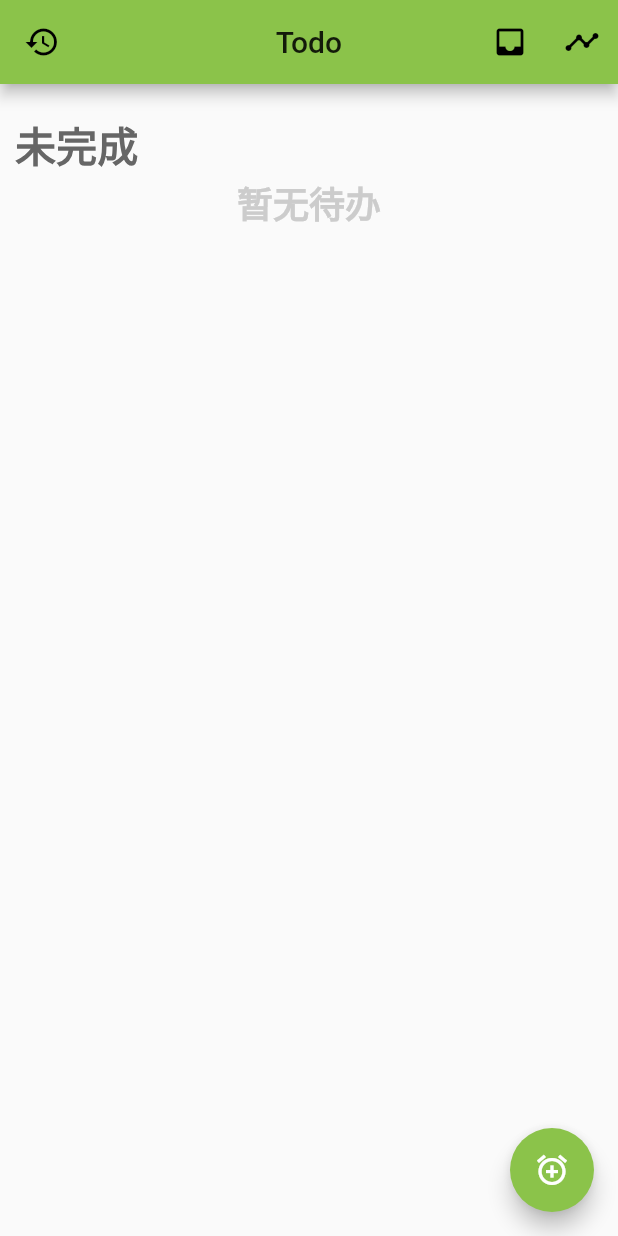
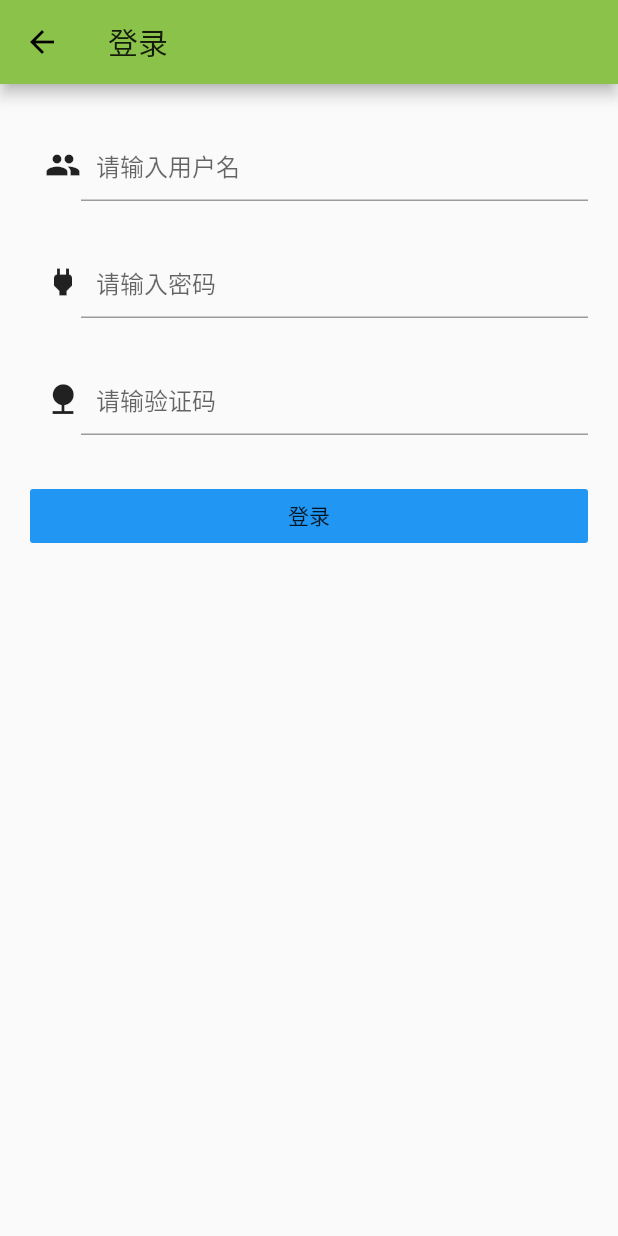
Before and after one commit to Maxbee/TaskFish, a Flutter app: the screen it shows after launch, after a tap on the "inbox" icon, on a phone screen of 412 x 824 dp. Run offline on Flutter 3.47's test engine with Material 2 defaults, Android fonts, the phone set to English and light mode, and no system bars; our stand-ins replace date_format, event_bus, flutter_screenutil, flutter_time_picker_spinner, fluttertoast, shared_preferences; missing offline and left inert: flui.

```diff
--- a/lib/page/Complete.dart
+++ b/lib/page/Complete.dart
@@ -1,4 +1,7 @@
 import 'package:flutter/material.dart';
+import '../utils/storage.dart';
+import 'dart:math' as math;
+import '../widget/BlankToolBarTool.dart';
 
 class CompletePage extends StatefulWidget {
   CompletePage({Key key}) : super(key: key);
@@ -7,10 +10,90 @@ class CompletePage extends StatefulWidget {
 }
 
 class _CompletePageState extends State<CompletePage> {
+ TextEditingController nameController = TextEditingController();
+  TextEditingController pwdController = TextEditingController();
+  TextEditingController codeController = TextEditingController();
+  // Step1: 响应空白处的焦点的Node
+  BlankToolBarModel blankToolBarModel = BlankToolBarModel();
+  @override
+  void initState() {
+    // Step2.1: 焦点变化时的响应
+    blankToolBarModel.outSideCallback = focusNodeChange;
+    super.initState();
+  }
+  // Step2.2: 焦点变化时的响应操作
+  void focusNodeChange(){
+    setState(() {});
+  }
+
+  @override
+  void dispose() {
+    // Step3: 在销毁页面时取消监听
+    blankToolBarModel.removeFocusListeners();
+    super.dispose();
+  }
   @override
   Widget build(BuildContext context) {
-    return Container(
-       child: Text('xx'),
+    return Scaffold(
+      appBar: AppBar(title: Text('登录'),),
+      // Step4 用tool创建body
+      body: BlankToolBarTool.blankToolBarWidget(
+            context,
+            model:blankToolBarModel,
+            body:createBody()
+        ),
     );
   }
+
+  Widget createBody(){
+    return ListView(
+      padding: EdgeInsets.only(left: 20,right: 20),
+      children: <Widget>[
+        SizedBox(height: 30),
+        createInputText(nameController,hint: '请输入用户名',icon: Icons.people),
+        SizedBox(height: 30),
+        createInputText(pwdController,hint: '请输入密码',icon: Icons.power,obscureText:true),
+        SizedBox(height: 30),
+        createInputText(codeController,hint: '请输验证码',icon: Icons.nature,obscureText:true),
+        SizedBox(height: 30),
+        FlatButton(color: Colors.blue,child: Text('登录'),onPressed: checkLogin,)
+      ],
+    );
+  }
+
+  // 创建输入行
+  Widget createInputText(TextEditingController controller,{obscureText: false,String hint,IconData icon}){
+    // Step5.1 由controller获得FocusNode
+    FocusNode focusNode = blankToolBarModel.getFocusNodeByController(controller);
+    // 输入框
+    TextField textField = TextField(
+            controller: controller,
+            keyboardType: TextInputType.text,
+            decoration: InputDecoration(
+              contentPadding: EdgeInsets.all(10.0),
+              hintText: hint,
+            ),
+            obscureText: obscureText,
+            // Step5.2 设置FocusNode
+            focusNode: focusNode,
+          );
+
+    List<Widget> rowList = [];
+    // 输入框前的提示图标
+    rowList.add(SizedBox(width: 10));
+    rowList.add(Icon(icon));
+    // 输入框
+    rowList.add(Expanded(child: textField));
+
+
+    return Row(children: rowList);
+  }
+
+  // 点击登录处理
+  void checkLogin(){
+    print(nameController.text);
+    print(pwdController.text);
+    print(codeController.text);
+  }
+
 }
--- a/lib/utils/storage.dart
+++ b/lib/utils/storage.dart
@@ -11,7 +11,7 @@ class Storage{
   }
   static Future<String> getString(key) async{
        SharedPreferences sp=await SharedPreferences.getInstance();
-       print('get---${sp.getString(key)}');
+      // ¡
        return sp.getString(key);
   }
   static Future<void> remove(key) async{
--- /dev/null
+++ b/lib/widget/BlankToolBarTool.dart
@@ -0,0 +1,129 @@
+import 'ToolBar.dart';
+import 'package:flutter/material.dart';
+
+/// 用于持有FocusNode的类
+class BlankToolBarModel {
+  // 点击空白部分用于响应的FocusNode
+  FocusNode blankModel=FocusNode();
+  // 保存页面中所有InputText绑定的FocusNode
+  Map<String,ToolBarModel> focusNodeMap={};
+
+  FocusNode _currentEditingNode;
+  // 用于外侧的回调
+  VoidCallback outSideCallback;
+  BlankToolBarModel({this.outSideCallback});
+
+  /**
+   * 通过一个key获取node，一般是通过TextEditingController对象的hashCode
+   * TextEditingController nickNameController = TextEditingController();
+   * String key = nickNameController.hashCode.toString();
+   * FocusNode focusNode = blankToolBarModel.getFocusNode(key);
+   */
+  FocusNode getFocusNode(String key){
+    ToolBarModel barModel = focusNodeMap[key];
+     if(barModel == null){
+       barModel = ToolBarModel(index: focusNodeMap.length,focusNode: FocusNode());
+       barModel.focusNode.addListener(focusNodeListener);
+       focusNodeMap[key] = barModel;
+     }
+    return barModel.focusNode;
+  }
+  /**
+   * 通过controller获取focusNode
+   */
+  FocusNode getFocusNodeByController(TextEditingController controller){
+    String key = controller.hashCode.toString();
+    return getFocusNode(key);
+  }
+  /**
+   * 找到正处于编辑状态的FocusNode
+   */
+  FocusNode findEditingNode(){
+    for(ToolBarModel barModel in focusNodeMap.values){
+      if(barModel.focusNode.hasFocus){
+        return barModel.focusNode;
+      }
+    }
+    return null;
+  }
+  // 监听FocusNode变化
+  Future<Null> focusNodeListener() async {
+      FocusNode editingNode = findEditingNode();
+      if(_currentEditingNode != editingNode){
+        _currentEditingNode = editingNode;
+        print('>>>>>>>>+++++++++++');
+        if(outSideCallback != null){
+          outSideCallback();
+        }
+      }else{
+        print('>>>>>>>>----------');
+      }
+
+  }
+  /// 移除所有监听
+  void removeFocusListeners(){
+    for(ToolBarModel barModel in focusNodeMap.values){
+        barModel.focusNode.removeListener(focusNodeListener);
+      }
+  }
+  /// 关闭键盘
+  void closeKeyboard(BuildContext context){
+    FocusScope.of(context).requestFocus(blankModel);
+  }
+}
+/**
+ * 增加
+ * 1、自动处理点击空白页面关闭键盘，
+ * 2、键盘上方增加一个toolbar
+ */
+class BlankToolBarTool{
+  static Widget blankToolBarWidget(
+    // 上下文
+    BuildContext context,
+    {
+      // 数据model
+      BlankToolBarModel model,
+      // 要展示的子内容
+      Widget body,
+      // 是否展示toolBar
+      bool showToolBar = true,
+      // 默认的toolBar的高度
+      double toolBarHeight = 40,
+      // toolBar的背景色
+      Color toolBarColor = const Color(0xffeeeeee),
+      // toolBar的可点击按钮的颜色
+      Color toolBarTintColor = Colors.blue
+    }
+  ){
+    if(!showToolBar){
+      return GestureDetector(
+              onTap: (){
+                model.closeKeyboard(context);
+              },
+              child: body,
+            );
+    }
+    return Stack(
+         children: <Widget>[
+           Positioned(top: 0,left: 00,bottom: 0,right: 0,child:
+            GestureDetector(
+              onTap: (){
+                model.closeKeyboard(context);
+              },
+              child: body,
+            ),
+           ),
+           Positioned(top: 0,left: 0,bottom: 0,right: 0,child:
+            ToolBar(height: toolBarHeight,
+                    color: toolBarColor,
+                    tintColor: toolBarTintColor,
+                    focusNodeMap: model.focusNodeMap,
+                    doneCallback: (){
+                      // 点击空白处的处理
+                      model.closeKeyboard(context);
+            },)
+           ),
+         ],
+      );
+  }
+}
--- /dev/null
+++ b/lib/widget/ToolBar.dart
@@ -0,0 +1,157 @@
+import 'package:flutter/cupertino.dart';
+import 'package:flutter/material.dart';
+import 'dart:math' as math;
+
+class ToolBarModel {
+  int index;
+  FocusNode focusNode;
+  ToolBarModel({this.index, this.focusNode});
+}
+
+class ToolBar extends StatefulWidget {
+  Map<String, ToolBarModel> focusNodeMap;
+  VoidCallback doneCallback;
+  double height = 40;
+  Color color = Color(0xffeeeeee);
+  Color tintColor = Colors.blue;
+
+  ToolBar(
+      {this.focusNodeMap,
+      this.doneCallback,
+      this.height = 40,
+      this.color = const Color(0xffeeeeee),
+      this.tintColor = Colors.blue});
+
+  @override
+  State<StatefulWidget> createState() {
+    return ToolBarState(
+        focusNodeMap: focusNodeMap,
+        doneCallback: doneCallback,
+        height: height,
+        color: color,
+        tintColor: tintColor);
+  }
+}
+
+class ToolBarState extends State<ToolBar> {
+  Map<String, ToolBarModel> focusNodeMap;
+  VoidCallback doneCallback;
+  double height = 40;
+  Color color = Color(0xffeeeeee);
+  Color tintColor = Colors.blue;
+  ToolBarState(
+      {this.focusNodeMap,
+      this.doneCallback,
+      this.height = 40,
+      this.color = const Color(0xffeeeeee),
+      this.tintColor = Colors.blue});
+  @override
+  Widget build(BuildContext context) {
+    ToolBarModel barModel = currentEditingFocusNode();
+    if (barModel == null) {
+      // 没有任何输入框处于编辑状态，则返回的是0高度的容器
+      return Column(
+        children: <Widget>[Flexible(child: Container()), Container(height: 0)],
+      );
+    } else {
+      return Column(
+        children: <Widget>[
+          Flexible(child: Container()),
+          createToolBar(barModel)
+        ],
+      );
+    }
+  }
+
+  Widget createToolBar(ToolBarModel barModel) {
+    // 有输入框在编辑状态
+    // int currentIndex = barModel.index;
+    // bool isFirst = currentIndex==0;
+    // bool isLast = currentIndex==(focusNodeMap.length-1);
+    // // 前一个
+    // Widget preIcon = Icon(Icons.arrow_forward_ios,
+    //   color: isFirst?Colors.grey:tintColor,size: 20.0,);
+    // Widget preBtn = InkWell(
+    //   child:Transform(
+    //     transform: Matrix4.identity()..rotateZ(math.pi),// 旋转的角度
+    //     origin: Offset(10,10),
+    //     child: preIcon
+    //   ),
+    //   onTap: (){
+    //     focusNodeAtIndex(currentIndex-1);
+    //   },
+    // );
+    // 下一个
+    // Widget nextBtn = InkWell(
+    //   child:Icon(Icons.arrow_forward_ios,
+    //       color:isLast?Colors.grey:tintColor,
+    //       size: 20,),
+    //   onTap:(){
+    //     focusNodeAtIndex(currentIndex+1);
+    //   },
+    //   );
+
+    // 关闭
+    // Widget doneBtn = CupertinoButton(
+    //   child: Container(height: 40,width: 200,child: Text('关闭')),
+    //   onPressed: doneCallback
+    // );
+    Widget doneBtn = InkWell(
+        child: Text(
+          '关闭',
+          style: TextStyle(color: tintColor),
+        ),
+        onTap: doneCallback);
+    Widget hideKeyBoard = IconButton(
+      icon: Icon(Icons.keyboard_hide),
+      onPressed: doneCallback,
+    );
+    return Container(
+      height: height,
+      color: color,
+      padding: EdgeInsets.only(left: 10, right: 10),
+      child: Row(
+        children: <Widget>[
+          Text('hh'),
+
+          // nextBtn,
+          Expanded(
+            flex: 1,
+            child: Container(
+              // color: Colors.red,
+              // width: double.infinity,
+              child:Text(''),
+            ),
+          ),
+          hideKeyBoard
+        ],
+      ),
+    );
+  }
+
+  // 获取当前获得焦点的对象
+  ToolBarModel currentEditingFocusNode() {
+    for (ToolBarModel barModel in focusNodeMap.values) {
+      if (barModel.focusNode.hasFocus) {
+        return barModel;
+      }
+    }
+    return null;
+  }
+
+  /// 让指定的某个node获得焦点
+  // void focusNodeAtIndex(int selectIndex){
+  //   if(selectIndex<0||selectIndex>=focusNodeMap.length){
+  //     return;
+  //   }
+  //   for(ToolBarModel barModel in focusNodeMap.values){
+  //       if(selectIndex == barModel.index){
+  //         barModel.focusNode.requestFocus();
+  //         setState(() {
+
+  //         });
+  //         return;
+  //       }
+  //     }
+  // }
+}
```
Also changed, not shown: lib/page/AddTime.dart (+50 -21 lines), lib/page/Home.dart (+9 -5 lines).
